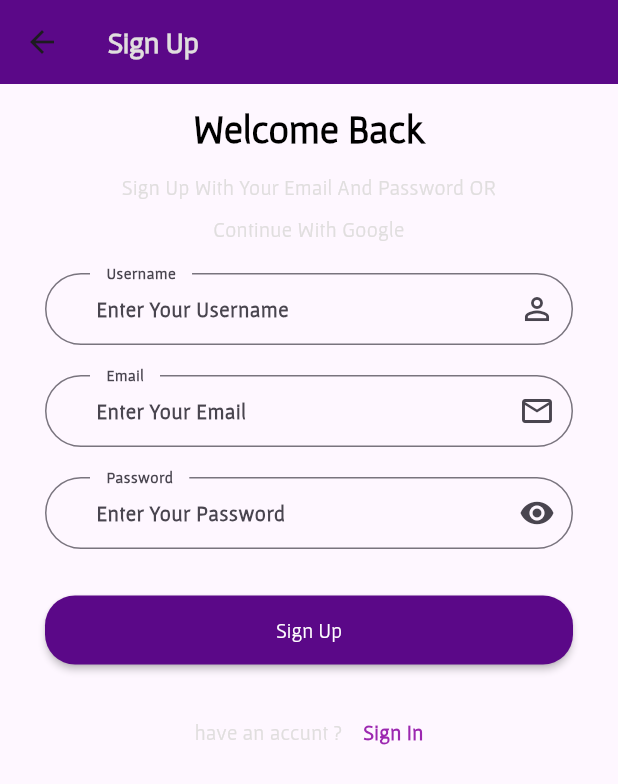
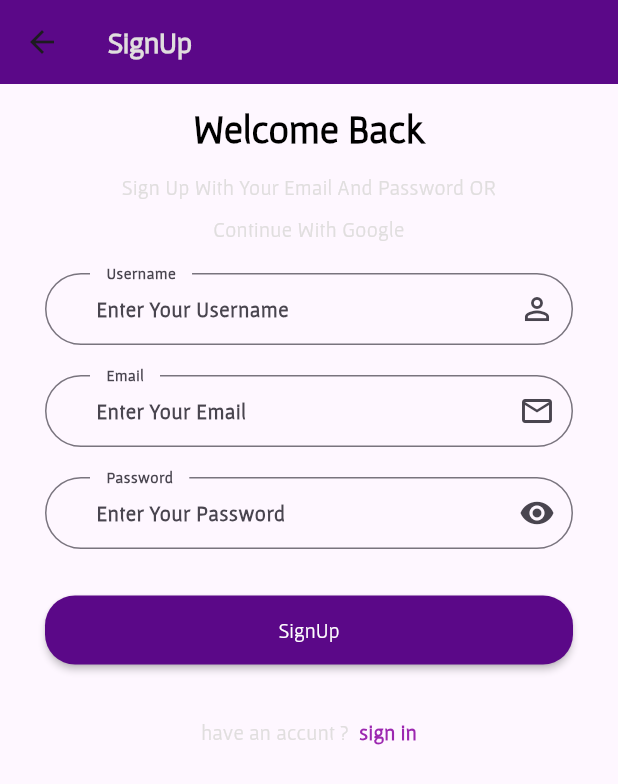
Before and after one commit to Nussaiba/joob, a Flutter app: the Login screen opened by its route, after a tap on "SignUp", on a phone screen of 412 x 824 dp. Shown: the top 784 px of the screen. Run offline on Flutter 3.47's test engine with Material 3 defaults, Android fonts, the phone set to English and light mode, and no system bars; our stand-ins replace dartz, flutter_otp_text_field, get, get_storage, lottie; missing offline and left inert: custom_clippers; accounts and stored records are empty; project files that could hold a hidden picture were left out.

Commit message:
some translation

```diff
--- a/lib/core/localization/translation.dart
+++ b/lib/core/localization/translation.dart
@@ -3,21 +3,69 @@ import 'package:get/get.dart';
 class MyTranslation extends Translations {
   @override
   Map<String, Map<String, String>> get keys => {
-    "ar"  :{
-
-"1" :  "بداية جديدة لمستقبل مهني واعد" ,
-"2"  : "  منصتك الأولى لاستكشاف عالم\n .الفرص المهنية " ,
-"3" :  "تواصلك المباشر ",
-"4"  : "أرسل رسالتك إلى أصحاب العمل \n  أبدأ حواراً لفتح \n . أبواب الفرص أمامك " ,
-    },
-
-
-    "en" :{
-
-"1" :"Start to a Promising Career" ,
-"2" :   "Your prmier platform for exploring\n the world of\n Professional opportunities .",
-"3" : " Your Direct Line to Success " ,
-"4" :  "Send your message directly to employers\n initiate a conversation that opens\n doors to opportunities . "
-    }
-  };
+        "ar": {
+          "1": "بداية جديدة لمستقبل مهني واعد",
+          "2": "  منصتك الأولى لاستكشاف عالم\n .الفرص المهنية ",
+          "3": "تواصلك المباشر ",
+          "4":
+              "أرسل رسالتك إلى أصحاب العمل \n  أبدأ حواراً لفتح \n . أبواب الفرص أمامك ",
+          "5": "",
+          "6": "",
+          "9": "تسجيل الدخول",
+          "10": "أهلاًَ مجدداً",
+          "11":
+              " تسجيل الدخول باستخدام الإيميل وكلمة المرور أو باستخدام  google",
+          "12": ": أدخل بريدك الإلكتروني",
+          "13": "البريد الإلكتروني",
+          "14": " : أدخل كلمة المرور",
+          "15": "كلمة المرور",
+          "16": "نسيان كلمة المرور",
+          "17": "ليس لديك حساب ؟",
+          "18": "إنشاء حساب",
+          "19":  " إنشاء حساب باستخدام الإيميل وكلمة المرور أو المتابعة باستخدام  google",
+          "20": "أدخل اسم المستخدم",
+          "21": "اسم المستخدم",
+          "22": "لديك حساب مسبقاً ؟",
+          "23": "تهانينا",
+          "24": "نجاح",
+          "25": "تم تسجيل الدخول بنجاح",
+          "26": "الانتقال لتسجيل الدخول",
+          "27": " رمز التحقق",
+          "28": "تسجيل الدخول بنجاح",
+          "29": "أدخل البريد الإلكتروني من فضلك لاستقبال رمز التحقق",
+          "30": "",
+          "31": "",
+        },
+        "en": {
+          "1": "Start to a Promising Career",
+          "2":
+              "Your prmier platform for exploring\n the world of\n Professional opportunities .",
+          "3": " Your Direct Line to Success ",
+          "4":
+              "Send your message directly to employers\n initiate a conversation that opens\n doors to opportunities . ",
+          "9": "sign in",
+          "10": "Welcome Back",
+          "11": "Sign In With Your Email And Password OR Continue With Google",
+          "12": "Enter Your Email",
+          "13": "Email",
+          "14": "Enter Your Password",
+          "15": "Password",
+          "16": "Forget Password",
+          "17": "Don't have an account ?",
+          "18": "SignUp",
+          "19": "Sign Up With Your Email And Password OR Continue With Google",
+          "20" : "Enter Your Username" ,
+          "21": "Username",
+          "22": "have an accunt ?  ",
+          "23": "Congratulations",
+          "24": "Success",
+          "25": "SignUp successfully",
+          "26": "Go To Login",
+          "27": "Check Code",
+          "28": "Success SignUp",
+          "29":  "Please Enter Your Email Address To Recive A Verification Code",
+          "30": "",
+          "31": "",
+        }
+      };
 }
--- a/lib/main.dart
+++ b/lib/main.dart
@@ -7,11 +7,9 @@ import 'package:jobs/core/constants/routes.dart';
 import 'package:jobs/core/localization/changelocal.dart';
 import 'package:jobs/core/localization/translation.dart';
 import 'package:jobs/core/services/services.dart';
-
 import 'package:jobs/routes.dart';
 import 'package:jobs/view/screen/lod.dart';
 import 'package:jobs/view/screen/mainscreen/mainscreens.dart';
-
 import 'package:jobs/view/screen/onboarding.dart';
 import 'package:jobs/view/screen/testscreen.dart';
 
@@ -21,7 +19,6 @@ void main() async {
   //  await Get.putAsync(() => GetStorage.init());
   runApp(const MyApp());
 }
-
 class MyApp extends StatelessWidget {
   const MyApp({super.key});
   @override
--- a/lib/view/screen/auth/login.dart
+++ b/lib/view/screen/auth/login.dart
@@ -24,7 +24,7 @@ class Login extends StatelessWidget {
           backgroundColor: AppColor.praimaryColor,
           elevation: 0.0,
           title: Text(
-            'sign in',
+          "9".tr,
             style: Theme.of(context)
                 .textTheme
                 .headline1!
@@ -43,15 +43,15 @@ class Login extends StatelessWidget {
                         key: controller.formstate,
                         child: ListView(children: [
                           const LogoAuth(),
-                          const CustomTextTitleAuth(
-                            text: "Welcome Back",
+                           CustomTextTitleAuth(
+                            text: "10".tr,
                           ),
                           const SizedBox(
                             height: 10,
                           ),
-                          const CustomTextBodyAuth(
+                           CustomTextBodyAuth(
                               text:
-                                  "Sign In With Your Email And Password OR Continue With Google"),
+                                 "11".tr),
                           const SizedBox(
                             height: 15,
                           ),
@@ -60,8 +60,8 @@ class Login extends StatelessWidget {
                               return validInput(val!, 5, 50, "email");
                             },
                             mycontroller: controller.email,
-                            hinttext: "Enter Your Email",
-                            labeltext: "Email",
+                            hinttext: "12".tr,
+                            labeltext: "13".tr,
                             iconData: Icons.email_outlined,
                           ),
                           CustomTextFormAuth(
@@ -69,8 +69,8 @@ class Login extends StatelessWidget {
                               return isPasswordCompliant(value!);
                             },
                             mycontroller: controller.password,
-                            hinttext: "Enter Your Password",
-                            labeltext: "Password",
+                            hinttext:"14".tr,
+                            labeltext: "15".tr,
                             iconData: controller.isShowPassword
                                 ? Icons.visibility
                                 : Icons.visibility_off,
@@ -83,13 +83,13 @@ class Login extends StatelessWidget {
                             onTap: () {
                               controller.goToForgetPassword();
                             },
-                            child: const Text(
-                              "Forget Password",
+                            child:  Text(
+                              "16".tr,
                               textAlign: TextAlign.end,
                             ),
                           ),
                           CustomButtomAuth(
-                              text: "Sign In",
+                              text: "9".tr,
                               onPressed: () {
                                 //  Get.offNamed(AppRoute.log);
                                 controller.login();
@@ -98,8 +98,8 @@ class Login extends StatelessWidget {
                             height: 30,
                           ),
                           CustomTextSignUpOrSignIn(
-                              textone: "Don't have an account ?",
-                              texttwo: "SignUp",
+                              textone: "17".tr ,
+                              texttwo: "18".tr,
                               onTap: () {
                                 controller.goToSignUp();
                               })
--- a/lib/view/screen/auth/signup.dart
+++ b/lib/view/screen/auth/signup.dart
@@ -22,7 +22,7 @@ class SignUp extends StatelessWidget {
         backgroundColor: AppColor.praimaryColor,
         elevation: 0.0,
         title: Text(
-          'Sign Up',
+          "18".tr,
           style: Theme.of(context)
               .textTheme
               .headline1!
@@ -32,23 +32,21 @@ class SignUp extends StatelessWidget {
       body: GetBuilder<SignUpControllerImp>(
         builder: (controller) => HandlingDataRequest(
           statusRequest: controller.statusRequest,
-            widget:
-            WillPopScope(onWillPop: alertExitApp,child:
-             Container(
+          widget: WillPopScope(
+            onWillPop: alertExitApp,
+            child: Container(
                 padding:
                     const EdgeInsets.symmetric(vertical: 15, horizontal: 30),
                 child: Form(
                   key: controller.formstate,
                   child: ListView(children: [
-                    const CustomTextTitleAuth(
-                      text: "Welcome Back",
+                    CustomTextTitleAuth(
+                      text: "10".tr,
                     ),
                     const SizedBox(
                       height: 10,
                     ),
-                    const CustomTextBodyAuth(
-                        text:
-                            "Sign Up With Your Email And Password OR Continue With Google"),
+                    CustomTextBodyAuth(text: "19".tr),
                     const SizedBox(
                       height: 15,
                     ),
@@ -57,18 +55,17 @@ class SignUp extends StatelessWidget {
                         return validInput(val!, 5, 20, "username");
                       },
                       mycontroller: controller.username,
-                      hinttext: "Enter Your Username",
-                      labeltext: "Username",
+                      hinttext: "20".tr,
+                      labeltext: "21".tr,
                       iconData: Icons.person_outline,
                     ),
                     CustomTextFormAuth(
                       valid: (val) {
                         return validInput(val!, 5, 50, "email");
-
                       },
                       mycontroller: controller.email,
-                      hinttext: "Enter Your Email",
-                      labeltext: "Email",
+                      hinttext: "12".tr,
+                      labeltext: "13".tr,
                       iconData: Icons.email_outlined,
                     ),
                     CustomTextFormAuth(
@@ -76,8 +73,8 @@ class SignUp extends StatelessWidget {
                         return isPasswordCompliant(value!);
                       },
                       mycontroller: controller.password,
-                      hinttext: "Enter Your Password",
-                      labeltext: "Password",
+                      hinttext: "14".tr,
+                      labeltext: "15".tr,
                       iconData: controller.isShowPassword
                           ? Icons.visibility
                           : Icons.visibility_off,
@@ -87,7 +84,7 @@ class SignUp extends StatelessWidget {
                       },
                     ),
                     CustomButtomAuth(
-                        text: "Sign Up",
+                        text: "18".tr,
                         onPressed: () {
                           controller.SignUp();
                         }),
@@ -95,16 +92,15 @@ class SignUp extends StatelessWidget {
                       height: 30,
                     ),
                     CustomTextSignUpOrSignIn(
-                      textone: "have an accunt ?  ",
-                      texttwo: "  Sign In",
+                      textone: "22".tr,
+                      texttwo: "9".tr,
                       onTap: () {
                         controller.goToSignIn();
                       },
                     )
                   ]),
-                )),),
-
-
+                )),
+          ),
         ),
       ),
     );
--- a/lib/view/screen/auth/success_signup.dart
+++ b/lib/view/screen/auth/success_signup.dart
@@ -17,7 +17,7 @@ class SuccessSignUp extends StatelessWidget {
           backgroundColor: AppColor.praimaryColor,
           elevation: 0.0,
           title: Text(
-            'Success',
+            "24".tr,
             style: Theme.of(context).textTheme.headline1!.copyWith(
                   color: Colors.white,
                 ),
@@ -30,14 +30,14 @@ class SuccessSignUp extends StatelessWidget {
                            child: Lottie.asset(AppImageAsset.success1, repeat: false),
             ),
            Text(
-              "Congratulations",
+              "23".tr,
               style: Theme.of(context).textTheme.headline2,
             ),
              const  SizedBox(
               height: 15,
             ),
             Text(
-              "SignUp successfully",
+              "25".tr ,
               style: Theme.of(context)
                   .textTheme
                   .headline1!
@@ -47,7 +47,7 @@ class SuccessSignUp extends StatelessWidget {
             SizedBox(
               width: double.infinity,
               child: CustomButtomAuth(
-                text: "Go To Login",
+                text: "26".tr,
 
                 onPressed: () {
                   Get.offAllNamed(AppRoute.login);
--- a/lib/view/screen/auth/verifycode_register.dart
+++ b/lib/view/screen/auth/verifycode_register.dart
@@ -18,7 +18,7 @@ class VerifyCodeRegister extends StatelessWidget {
           backgroundColor: AppColor.praimaryColor,
           elevation: 0.0,
           title: Text(
-            'Check Code',
+            "27".tr,
             style: Theme.of(context)
                 .textTheme
                 .headline1!
@@ -34,15 +34,15 @@ class VerifyCodeRegister extends StatelessWidget {
          Container(
             padding: const EdgeInsets.symmetric(vertical: 15, horizontal: 30),
             child: ListView(children: [
-              const CustomTextTitleAuth(
-                text: "Success SignUp",
+               CustomTextTitleAuth(
+                text: "28".tr,
               ),
               const SizedBox(
                 height: 10,
               ),
-              const CustomTextBodyAuth(
+               CustomTextBodyAuth(
                   text:
-                      "Please Enter Your Email Address To Recive A Verification Code"),
+                     "29".tr),
               const SizedBox(
                 height: 15,
               ),
@@ -53,17 +53,14 @@ class VerifyCodeRegister extends StatelessWidget {
                 fieldWidth: 42.0,
                 numberOfFields: 6,
                 borderColor: const Color.fromARGB(255, 129, 45, 168),
-                //set to true to show as box or false to show as dash
+
                 showFieldAsBox: true,
-                //runs when a code is typed in
                 onCodeChanged: (String code) {
-                  //handle validation or checks here
                 },
-                //runs when every textfield is filled
                 onSubmit: (String verificationCode) {
                  // Get.toNamed(AppRoute.successSignUp);
                    controller.goToSuccessSignUp(verificationCode);
-                }, // end onSubmit
+                },
               ),
               const SizedBox(
                 height: 30,
--- a/lib/view/widget/auth/customtexttitleauth.dart
+++ b/lib/view/widget/auth/customtexttitleauth.dart
@@ -1,7 +1,7 @@
 import 'package:flutter/material.dart';
 
 class CustomTextTitleAuth extends StatelessWidget {
-  final String text;
+  final String text ;
   const CustomTextTitleAuth({super.key, required this.text});
 
   @override
--- a/pubspec.yaml
+++ b/pubspec.yaml
@@ -42,7 +42,7 @@ dependencies:
   lottie: ^2.7.0
   flutter_otp_text_field: ^1.1.1
   get_storage: ^2.1.1
-
+  image_picker: ^0.8.8
 
 dev_dependencies:
   flutter_test:
```
Also changed, not shown: pubspec.lock, 5 other files. Lines whose indentation alone changed are shown as unchanged.
